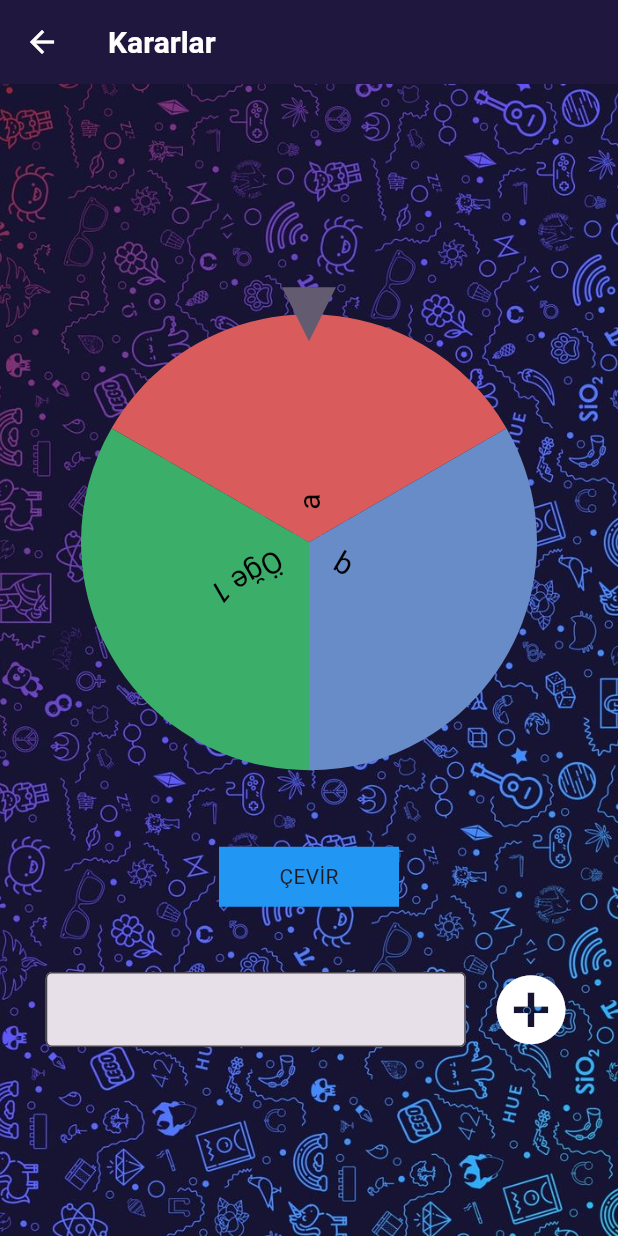
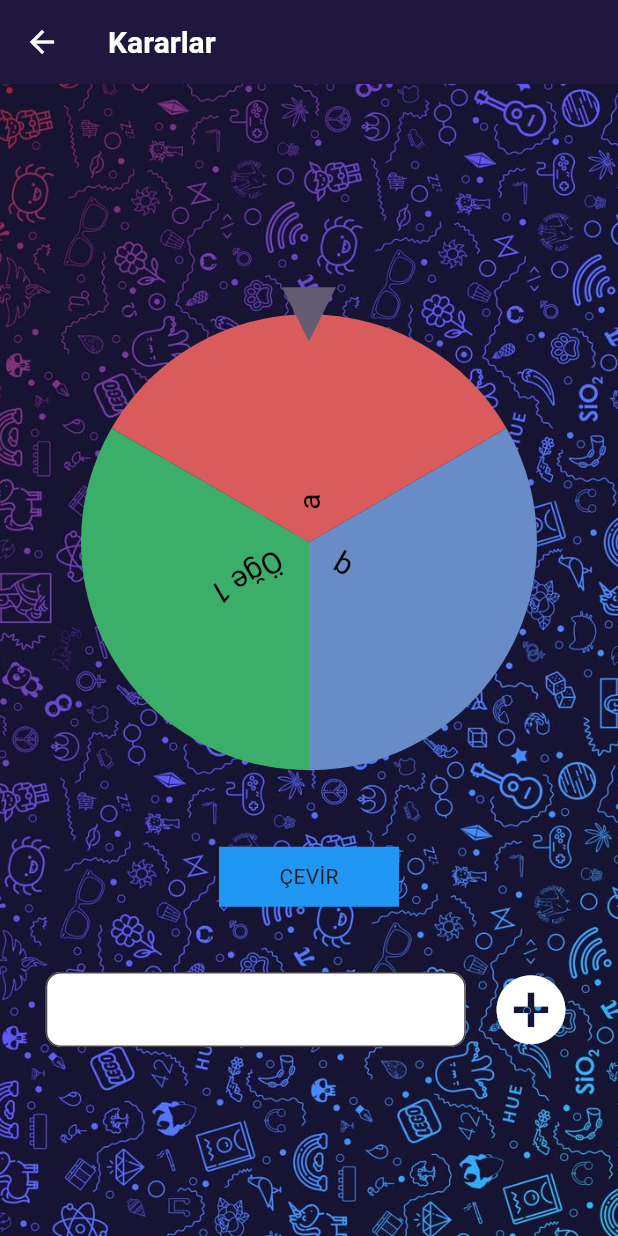
Before and after one commit to y-e-sryldz/wheel-of-fortune, a Flutter app: the kararlar screen opened directly, on a phone screen of 412 x 824 dp. Run offline on Flutter 3.47's test engine with Material 3 defaults, Android fonts, the phone set to English and light mode, and no system bars; drawn by our look-alikes of flutter_fortune_wheel; our stand-ins replace rxdart.

Commit message:
çark tamam

```diff
--- a/lib/carklar/kararlar.dart
+++ b/lib/carklar/kararlar.dart
@@ -127,13 +127,26 @@ class _kararlarState extends State<kararlar> {
                         height: 50,
                         width: 280,
                         child: TextField(
-                          style: TextStyle(fontSize: 25),
+                          style: TextStyle(
+
+                            color: Colors
+                                .black, // Set a contrasting color for better readability
+                            fontWeight: FontWeight
+                                .bold, // Make text bolder for emphasis (optional)
+                          ),
                           controller: textFieldController,
-                          maxLines: null,
-                          expands: true,
+
                           decoration: InputDecoration(
                             filled: true,
-                            border: OutlineInputBorder(),
+                            fillColor:
+                                Colors.white, // Set a clean background color
+                            border: OutlineInputBorder(
+                              borderRadius: BorderRadius.circular(
+                                  10.0), // Add rounded corners
+                              borderSide: BorderSide(
+                                  color: Colors.grey,
+                                  width: 1.0), // Customize border
+                            ),
                           ),
                         ),
                       ),
```
Also changed, not shown: flutter_01.png (deleted).
